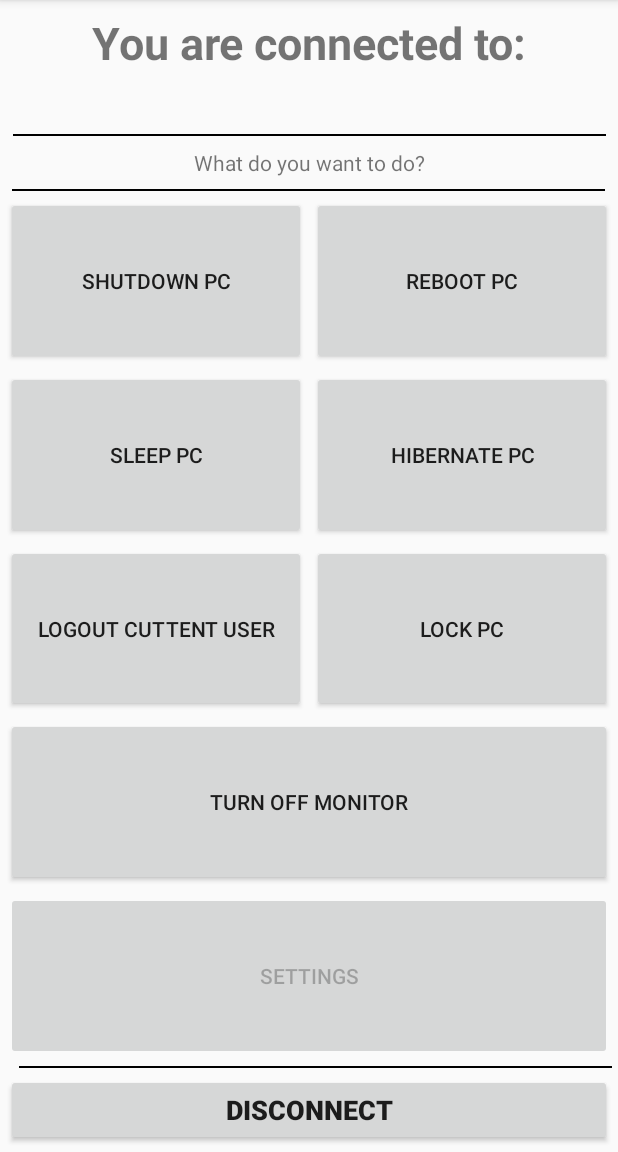
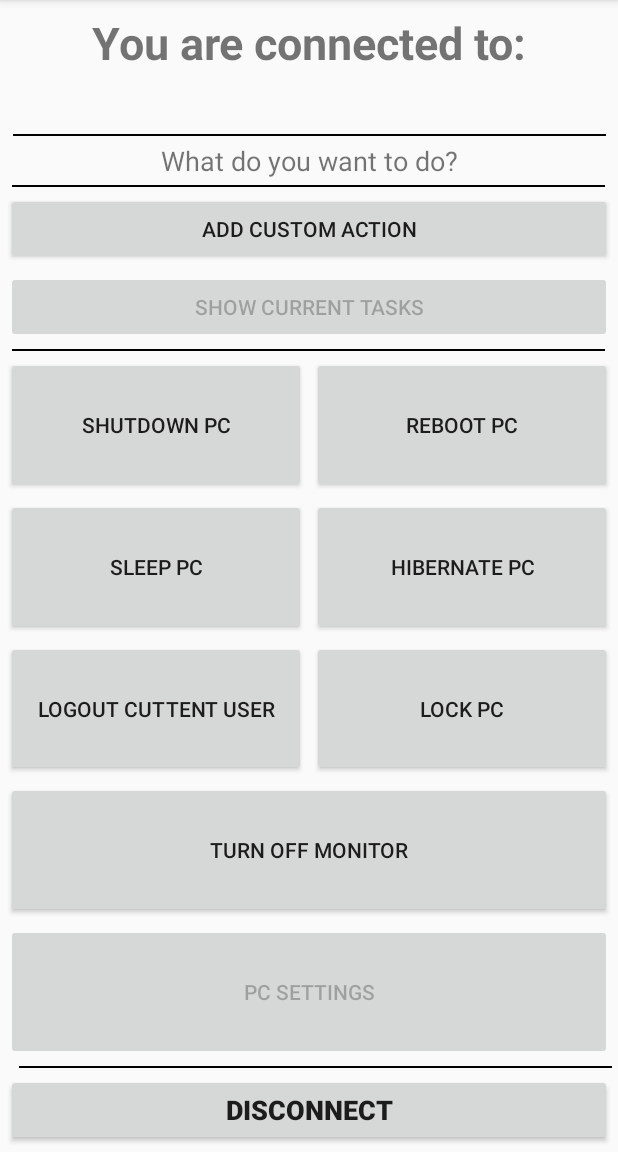
Before and after one commit to km2442/AutoSwitch, an Android app: the CommunicatorUI screen opened directly, with no data from a screen before it, on a phone screen of 412 x 824 dp, the part 84-1236 px from its top. Run offline under Robolectric (Android 15) with nearby library versions, the phone set to English and light mode, and no system bars; 1 statement that could not run was skipped.

Commit message:
Added new buttons to CommunicatorUI

```diff
--- a/Android/app/src/main/res/layout/activity_communicator_ui.xml
+++ b/Android/app/src/main/res/layout/activity_communicator_ui.xml
@@ -55,21 +55,21 @@
         android:layout_width="wrap_content"
         android:layout_height="wrap_content"
         android:layout_marginStart="8dp"
-        android:layout_marginTop="8dp"
+        android:layout_marginTop="4dp"
         android:layout_marginEnd="8dp"
         android:text="What do you want to do?"
         android:textAlignment="center"
-        android:textSize="14sp"
+        android:textSize="18sp"
         app:layout_constraintEnd_toEndOf="parent"
         app:layout_constraintStart_toStartOf="parent"
         app:layout_constraintTop_toBottomOf="@+id/divider" />
 
     <View
-        android:id="@+id/divider3"
+        android:id="@+id/divider4"
         android:layout_width="395dp"
         android:layout_height="1dp"
         android:layout_marginStart="8dp"
-        android:layout_marginTop="8dp"
+        android:layout_marginTop="4dp"
         android:layout_marginEnd="8dp"
         android:background="#000000"
         android:visibility="visible"
@@ -77,6 +77,47 @@
         app:layout_constraintHorizontal_bias="0.0"
         app:layout_constraintStart_toStartOf="parent"
         app:layout_constraintTop_toBottomOf="@+id/textView10"
+        tools:visibility="visible" />
+
+    <Button
+        android:id="@+id/commUI_CustomAction"
+        android:layout_width="0dp"
+        android:layout_height="wrap_content"
+        android:layout_marginStart="4dp"
+        android:layout_marginTop="4dp"
+        android:layout_marginEnd="4dp"
+        android:text="Add custom action"
+        app:layout_constraintEnd_toEndOf="parent"
+        app:layout_constraintHorizontal_bias="0.0"
+        app:layout_constraintStart_toStartOf="parent"
+        app:layout_constraintTop_toBottomOf="@+id/divider4" />
+
+    <Button
+        android:id="@+id/commUI_ManageTasks"
+        android:layout_width="0dp"
+        android:layout_height="wrap_content"
+        android:layout_marginStart="4dp"
+        android:layout_marginTop="4dp"
+        android:layout_marginEnd="4dp"
+        android:enabled="false"
+        android:text="Show current tasks"
+        app:layout_constraintEnd_toEndOf="parent"
+        app:layout_constraintStart_toStartOf="parent"
+        app:layout_constraintTop_toBottomOf="@+id/commUI_CustomAction" />
+
+    <View
+        android:id="@+id/divider3"
+        android:layout_width="395dp"
+        android:layout_height="1dp"
+        android:layout_marginStart="8dp"
+        android:layout_marginTop="4dp"
+        android:layout_marginEnd="8dp"
+        android:background="#000000"
+        android:visibility="visible"
+        app:layout_constraintEnd_toEndOf="parent"
+        app:layout_constraintHorizontal_bias="0.0"
+        app:layout_constraintStart_toStartOf="parent"
+        app:layout_constraintTop_toBottomOf="@+id/commUI_ManageTasks"
         tools:visibility="visible" />
 
     <Button
@@ -101,7 +142,8 @@
         app:layout_constraintBottom_toBottomOf="@id/commUI_Shutdown"
         app:layout_constraintEnd_toEndOf="parent"
         app:layout_constraintStart_toEndOf="@id/commUI_Shutdown"
-        app:layout_constraintTop_toTopOf="@+id/commUI_Shutdown" />
+        app:layout_constraintTop_toTopOf="@+id/commUI_Shutdown"
+        app:layout_constraintVertical_bias="0.0" />
 
     <Button
         android:id="@+id/commUI_Sleep"
@@ -171,7 +213,8 @@
         android:layout_marginStart="4dp"
         android:layout_marginTop="4dp"
         android:layout_marginEnd="4dp"
-        android:text="Settings"
+        android:enabled="false"
+        android:text="PC Settings"
         app:layout_constraintBottom_toTopOf="@+id/divider2"
         app:layout_constraintEnd_toEndOf="parent"
         app:layout_constraintStart_toStartOf="parent"
```
